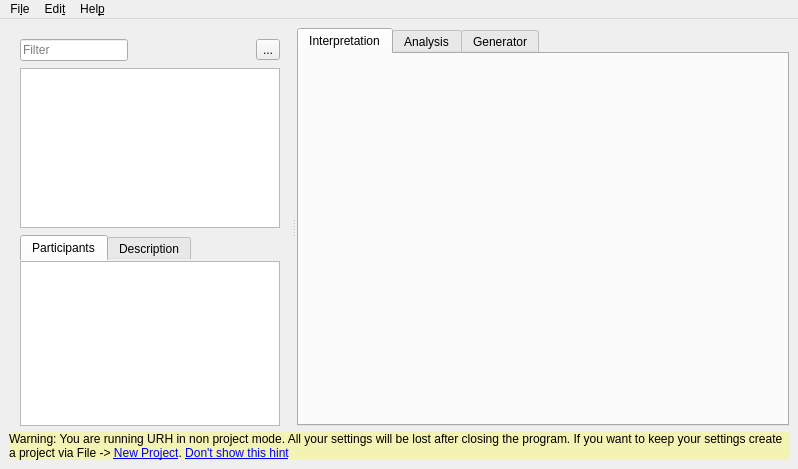
The window that ui/main.ui (rsumner31/urh12) describes before a commit, drawn with Qt 5.
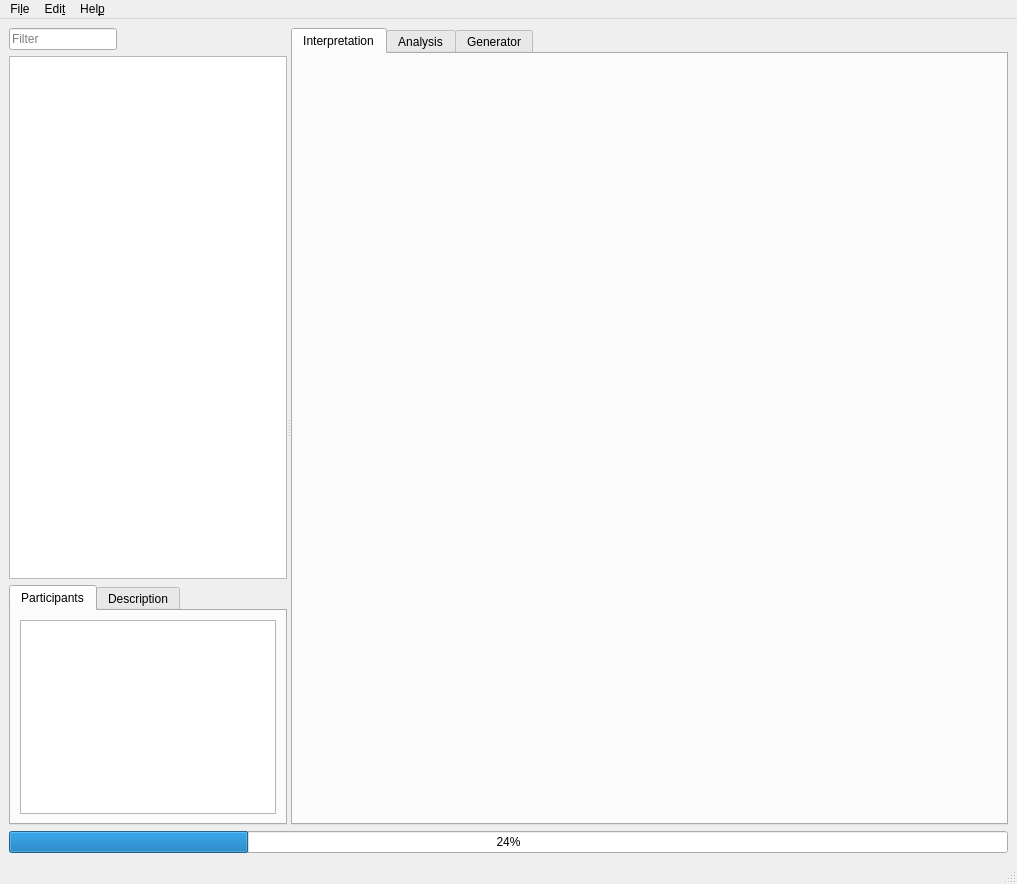
The same window after the commit. Icons and pictures are not drawn. Custom widgets are drawn as their Qt base class.

What changed in the file:
```diff
--- a/ui/main.ui
+++ b/ui/main.ui
@@ -6,8 +6,8 @@
    <rect>
     <x>0</x>
     <y>0</y>
-    <width>798</width>
-    <height>469</height>
+    <width>1017</width>
+    <height>884</height>
    </rect>
   </property>
   <property name="windowTitle">
@@ -27,88 +27,35 @@
    <layout class="QVBoxLayout" name="verticalLayout_4" stretch="100,1">
     <item>
      <widget class="QSplitter" name="splitter">
-      <property name="styleSheet">
-       <string notr="true">QSplitter::handle:horizontal {
-margin: 4px 0px;
-    background-color: qlineargradient(x1:0, y1:0, x2:0, y2:1, 
-stop:0 rgba(255, 255, 255, 0), 
-stop:0.5 rgba(100, 100, 100, 100), 
-stop:1 rgba(255, 255, 255, 0));
-image: url(:/icons/data/icons/splitter_handle_vertical.svg);
-}</string>
-      </property>
       <property name="orientation">
        <enum>Qt::Horizontal</enum>
       </property>
-      <property name="handleWidth">
-       <number>6</number>
+      <property name="childrenCollapsible">
+       <bool>true</bool>
       </property>
       <widget class="QWidget" name="layoutWidget">
-       <layout class="QVBoxLayout" name="verticalLayout_3">
-        <property name="spacing">
-         <number>7</number>
-        </property>
-        <property name="leftMargin">
-         <number>11</number>
-        </property>
-        <property name="topMargin">
-         <number>11</number>
-        </property>
-        <property name="rightMargin">
-         <number>11</number>
-        </property>
-        <property name="bottomMargin">
-         <number>0</number>
-        </property>
+       <layout class="QVBoxLayout" name="verticalLayout_3" stretch="0,3,0">
         <item>
-         <layout class="QHBoxLayout" name="horizontalLayout_3">
-          <item>
-           <widget class="QLineEdit" name="lnEdtTreeFilter">
-            <property name="sizePolicy">
-             <sizepolicy hsizetype="Fixed" vsizetype="Fixed">
-              <horstretch>0</horstretch>
-              <verstretch>0</verstretch>
-             </sizepolicy>
-            </property>
-            <property name="acceptDrops">
-             <bool>false</bool>
-            </property>
-            <property name="inputMethodHints">
-             <set>Qt::ImhDialableCharactersOnly</set>
-            </property>
-            <property name="placeholderText">
-             <string>Filter</string>
-            </property>
-            <property name="clearButtonEnabled">
-             <bool>true</bool>
-            </property>
-           </widget>
-          </item>
-          <item>
-           <spacer name="horizontalSpacer">
-            <property name="orientation">
-             <enum>Qt::Horizontal</enum>
-            </property>
-            <property name="sizeHint" stdset="0">
-             <size>
-              <width>40</width>
-              <height>20</height>
-             </size>
-            </property>
-           </spacer>
-          </item>
-          <item>
-           <widget class="QToolButton" name="btnFileTreeGoUp">
-            <property name="text">
-             <string>...</string>
-            </property>
-            <property name="icon">
-             <iconset theme="go-up">
-              <normaloff>.</normaloff>.</iconset>
-            </property>
-           </widget>
-          </item>
-         </layout>
+         <widget class="QLineEdit" name="lnEdtTreeFilter">
+          <property name="sizePolicy">
+           <sizepolicy hsizetype="Fixed" vsizetype="Fixed">
+            <horstretch>0</horstretch>
+            <verstretch>0</verstretch>
+           </sizepolicy>
+          </property>
+          <property name="acceptDrops">
+           <bool>false</bool>
+          </property>
+          <property name="inputMethodHints">
+           <set>Qt::ImhDialableCharactersOnly</set>
+          </property>
+          <property name="placeholderText">
+           <string>Filter</string>
+          </property>
+          <property name="clearButtonEnabled">
+           <bool>true</bool>
+          </property>
+         </widget>
         </item>
         <item>
          <widget class="DirectoryTreeView" name="fileTree">
@@ -124,9 +71,6 @@
             <height>16777215</height>
            </size>
           </property>
-          <property name="frameShape">
-           <enum>QFrame::StyledPanel</enum>
-          </property>
           <property name="autoScroll">
            <bool>true</bool>
           </property>
@@ -158,9 +102,6 @@
             <verstretch>0</verstretch>
            </sizepolicy>
           </property>
-          <property name="styleSheet">
-           <string notr="true">QTabWidget::pane { border: 0; }</string>
-          </property>
           <property name="currentIndex">
            <number>0</number>
           </property>
@@ -169,24 +110,8 @@
             <string>Participants</string>
            </attribute>
            <layout class="QHBoxLayout" name="horizontalLayout">
-            <property name="leftMargin">
-             <number>0</number>
-            </property>
-            <property name="topMargin">
-             <number>0</number>
-            </property>
-            <property name="rightMargin">
-             <number>0</number>
-            </property>
-            <property name="bottomMargin">
-             <number>0</number>
-            </property>
             <item>
-             <widget class="QListView" name="listViewParticipants">
-              <property name="frameShape">
-               <enum>QFrame::StyledPanel</enum>
-              </property>
-             </widget>
+             <widget class="QListView" name="listViewParticipants"/>
             </item>
            </layout>
           </widget>
@@ -236,23 +161,7 @@
         <attribute name="title">
          <string>Interpretation</string>
         </attribute>
-        <layout class="QVBoxLayout" name="verticalLayout_2">
-         <property name="spacing">
-          <number>0</number>
-         </property>
-         <property name="leftMargin">
-          <number>0</number>
-         </property>
-         <property name="topMargin">
-          <number>0</number>
-         </property>
-         <property name="rightMargin">
-          <number>0</number>
-         </property>
-         <property name="bottomMargin">
-          <number>0</number>
-         </property>
-        </layout>
+        <layout class="QVBoxLayout" name="verticalLayout_2"/>
        </widget>
        <widget class="QWidget" name="tab_protocol">
         <attribute name="title">
@@ -302,15 +211,9 @@
      </widget>
     </item>
     <item>
-     <widget class="QLabel" name="labelNonProjectMode">
-      <property name="styleSheet">
-       <string notr="true">background: rgba(255,255,0,64)</string>
-      </property>
-      <property name="text">
-       <string>&lt;html&gt;&lt;head/&gt;&lt;body&gt;&lt;p&gt;Warning: You are running URH in non project mode. All your settings will be lost after closing the program. If you want to keep your settings create a project via File -&amp;gt; &lt;a href=&quot;open_new_project_dialog&quot;&gt;&lt;span style=&quot; text-decoration: underline; color:#0000ff;&quot;&gt;New Project&lt;/span&gt;&lt;/a&gt;. &lt;a href=&quot;dont_show_non_project_again&quot;&gt;&lt;span style=&quot; text-decoration: underline; color:#0000ff;&quot;&gt;Don't show this hint&lt;/span&gt;&lt;/a&gt;&lt;/p&gt;&lt;/body&gt;&lt;/html&gt;</string>
-      </property>
-      <property name="wordWrap">
-       <bool>true</bool>
+     <widget class="QProgressBar" name="progressBar">
+      <property name="value">
+       <number>24</number>
       </property>
      </widget>
     </item>
@@ -321,8 +224,8 @@
     <rect>
      <x>0</x>
      <y>0</y>
-     <width>798</width>
-     <height>23</height>
+     <width>1017</width>
+     <height>21</height>
     </rect>
    </property>
    <widget class="QMenu" name="menuFile">
@@ -377,6 +280,7 @@
    <addaction name="menuEdit"/>
    <addaction name="menuHelp"/>
   </widget>
+  <widget class="QStatusBar" name="statusbar"/>
   <action name="actionFSK">
    <property name="checkable">
     <bool>true</bool>
```
Left out of the diff: 151 changed lines with no effect on the pictures.
